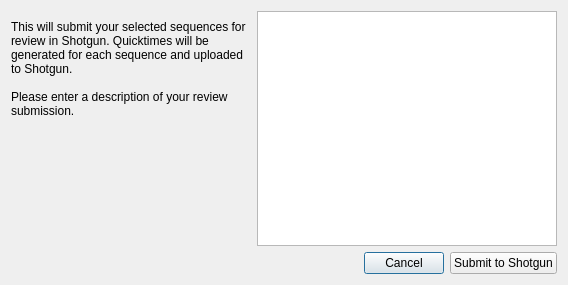
First picture: the form in resources/dialog.ui, repository shotgunsoftware/tk-flame-export, before the edit.
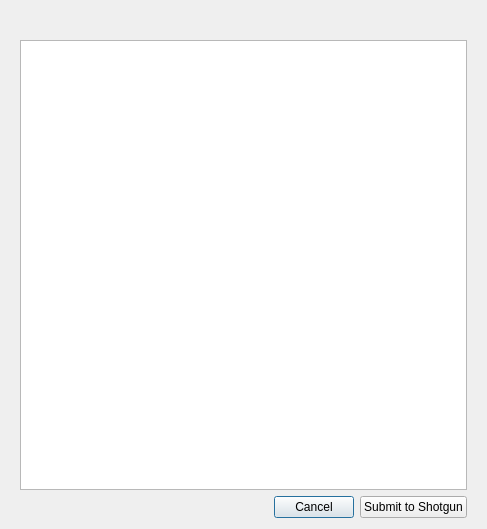
Second picture: the form after the edit. Icons and pictures are not drawn.

```diff
--- a/resources/dialog.ui
+++ b/resources/dialog.ui
@@ -6,28 +6,23 @@
    <rect>
     <x>0</x>
     <y>0</y>
-    <width>568</width>
-    <height>285</height>
+    <width>487</width>
+    <height>529</height>
    </rect>
   </property>
   <property name="windowTitle">
    <string>Submit to Shotgun</string>
   </property>
-  <layout class="QGridLayout" name="gridLayout">
-   <item row="0" column="0">
     <layout class="QVBoxLayout" name="verticalLayout">
-     <item>
-      <widget class="QLabel" name="label">
-       <property name="text">
-        <string>This will submit your selected sequences for review in Shotgun. Quicktimes will be generated for each sequence and uploaded to Shotgun. 
-
-Please enter a description of your review submission.</string>
-       </property>
-       <property name="wordWrap">
-        <bool>true</bool>
-       </property>
-      </widget>
-     </item>
+   <property name="leftMargin">
+    <number>20</number>
+   </property>
+   <property name="topMargin">
+    <number>20</number>
+   </property>
+   <property name="rightMargin">
+    <number>20</number>
+   </property>
      <item>
       <widget class="QLabel" name="label_3">
        <property name="text">
@@ -38,9 +33,17 @@
        </property>
       </widget>
      </item>
-    </layout>
+   <item>
+    <widget class="QPlainTextEdit" name="comments">
+     <property name="minimumSize">
+      <size>
+       <width>300</width>
+       <height>100</height>
+      </size>
+     </property>
+    </widget>
    </item>
-   <item row="1" column="0" colspan="2">
+   <item>
     <layout class="QHBoxLayout" name="horizontalLayout">
      <item>
       <spacer name="horizontalSpacer">
@@ -71,16 +74,6 @@
      </item>
     </layout>
    </item>
-   <item row="0" column="1">
-    <widget class="QPlainTextEdit" name="comments">
-     <property name="minimumSize">
-      <size>
-       <width>300</width>
-       <height>100</height>
-      </size>
-     </property>
-    </widget>
-   </item>
   </layout>
  </widget>
  <resources>
```
Left out of the diff: 4 changed lines with no effect on the pictures. Lines whose indentation alone changed are shown as unchanged.
